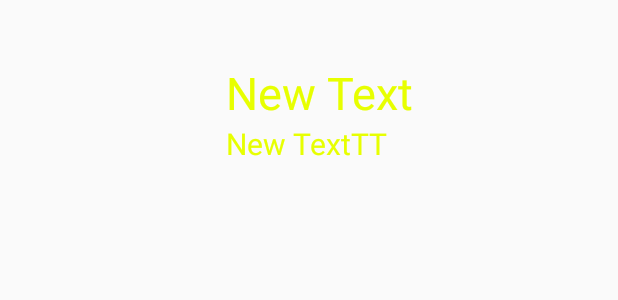
After one commit to arsakomonchai/My-Traffic-20Feb16, an Android app: the layout my_listview.xml on its own in the app's theme, with its tools: preview values and no code run, on a phone screen of 412 x 824 dp. The commit adds this screen. Shown: the top 300 px of the screen. Run offline under Robolectric (Android 15) with nearby library versions, the phone set to English and light mode, and no system bars.

Commit message:
ออกแบบ Ui  listview

```diff
--- a/app/src/main/res/layout/activity_main.xml
+++ b/app/src/main/res/layout/activity_main.xml
@@ -36,4 +36,5 @@
         android:layout_below="@+id/textView"
         android:layout_above="@+id/button"
         android:background="#82ffffff" />
+
 </RelativeLayout>
--- /dev/null
+++ b/app/src/main/res/layout/my_listview.xml
@@ -0,0 +1,34 @@
+<?xml version="1.0" encoding="utf-8"?>
+<LinearLayout xmlns:android="http://schemas.android.com/apk/res/android"
+    android:orientation="horizontal" android:layout_width="match_parent"
+    android:layout_height="wrap_content">
+
+    <ImageView
+        android:layout_width="@dimen/icon"
+        android:layout_height="@dimen/icon"
+        android:id="@+id/imageView"
+        android:layout_margin="15dp" />
+
+    <LinearLayout
+        android:orientation="vertical"
+        android:layout_width="match_parent"
+        android:layout_height="match_parent"
+        android:gravity="center_vertical">
+
+        <TextView
+            android:layout_width="wrap_content"
+            android:layout_height="wrap_content"
+            android:text="New Text"
+            android:id="@+id/textView2"
+            android:textSize="@dimen/h1"
+            android:textColor="@color/text" />
+
+        <TextView
+            android:layout_width="wrap_content"
+            android:layout_height="wrap_content"
+            android:text="New TextTT"
+            android:id="@+id/textView3"
+            android:textSize="@dimen/h2"
+            android:textColor="@color/text" />
+    </LinearLayout>
+</LinearLayout>
--- a/app/src/main/res/values/dimens.xml
+++ b/app/src/main/res/values/dimens.xml
@@ -4,6 +4,7 @@
     <dimen name="activity_vertical_margin">16dp</dimen>
     <dimen name="h1">30sp</dimen>
     <dimen name="h2">20sp</dimen>
+    <dimen name="icon">120dp</dimen>
 
 
 
```
